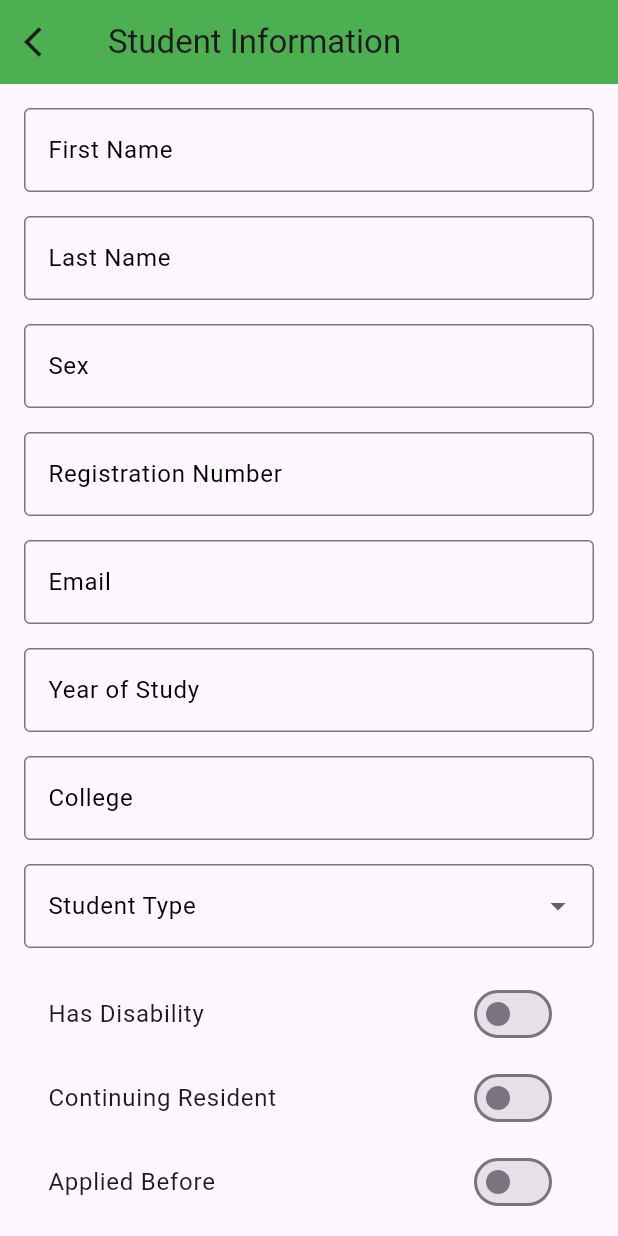
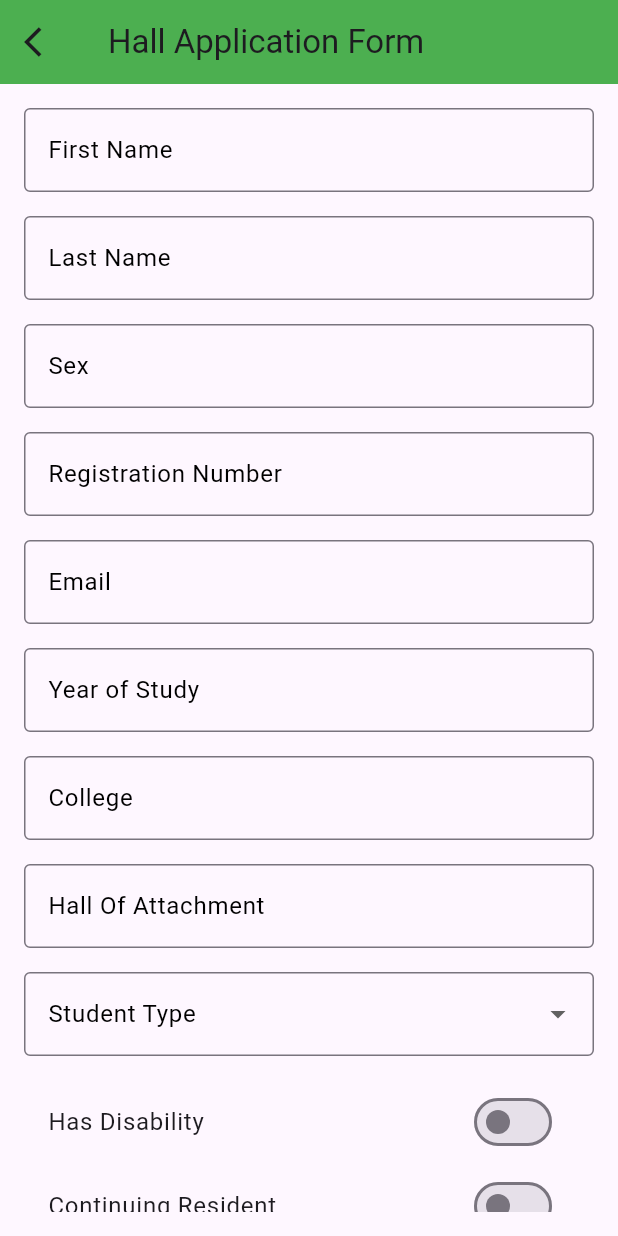
Before and after one commit to Nakabaale-Benjamin/Flutter-project, a Flutter app: the Student screen opened directly, on a phone screen of 412 x 824 dp. Run offline on Flutter 3.47's test engine with Material 3 defaults, Android fonts, the phone set to English and light mode, and no system bars.

Commit message:
Added Hall of Attachment field

```diff
--- a/halls/lib/student.dart
+++ b/halls/lib/Application_form.dart
@@ -17,6 +17,7 @@ class _StudentState extends State<Student> {
   final TextEditingController _emailController = TextEditingController();
   final TextEditingController _yearOfStudyController = TextEditingController();
   final TextEditingController _collegeController = TextEditingController();
+    final TextEditingController  _hallOfAttachmentController = TextEditingController();
 
   String? _selectedStudentType; // Initialize as null
   bool _hasDisability = false;
@@ -34,7 +35,7 @@ class _StudentState extends State<Student> {
           },
           icon: const Icon(Icons.arrow_back_ios),
         ),
-        title: const Text("Student Information"),
+        title: const Text("Hall Application Form"),
         backgroundColor: Colors.green,
       ),
       body: Padding(
@@ -194,7 +195,7 @@ class _StudentState extends State<Student> {
                   controller: _collegeController,
                   decoration: const InputDecoration(
                     labelText: 'College',
-                    hintText: "Name of your College",
+                    hintText: "Name of your college",
                     labelStyle:TextStyle(
                     fontSize: 16,
                     color:Colors.black
@@ -203,7 +204,30 @@ class _StudentState extends State<Student> {
                     ),
                   validator: (value) {
                     if (value == null || value.isEmpty) {
-                      return 'Please enter your college';
+                      return 'Please enter your College name';
+                    }
+                    return null;
+                  },
+                ),
+                SizedBox(
+                  height:16
+                ),
+
+
+                TextFormField(
+                  controller: _hallOfAttachmentController,
+                  decoration: const InputDecoration(
+                    labelText: 'Hall Of Attachment',
+                    hintText: "Name of the hall you are attached to",
+                    labelStyle:TextStyle(
+                    fontSize: 16,
+                    color:Colors.black
+                    ),
+                    border:OutlineInputBorder()
+                    ),
+                  validator: (value) {
+                    if (value == null || value.isEmpty) {
+                      return 'Please enter your Hall of attachment';
                     }
                     return null;
                   },
@@ -278,7 +302,22 @@ class _StudentState extends State<Student> {
                   }),
                 );
               },
-                  child: const Text('Submit'),
+              style: ElevatedButton.styleFrom(
+                    backgroundColor: Colors.green,
+                    shape: RoundedRectangleBorder(
+                      borderRadius: BorderRadius.all(Radius.circular(30)),
+                    ),
+                  ),
+                  child: SizedBox(
+                    width: 200,
+                    height: 50,
+                    child: Center(
+                      child: const Text(
+                        'Submit',
+                        style: TextStyle(color: Colors.black),
+                      ),
+                    ),
+                  ),
                 ),
               ],
             ),
--- a/halls/lib/main.dart
+++ b/halls/lib/main.dart
@@ -1,5 +1,5 @@
 import 'package:flutter/material.dart';
-import 'student.dart';
+import 'Application_form.dart';
 
 void main() {
   runApp(const MyApp());
```
